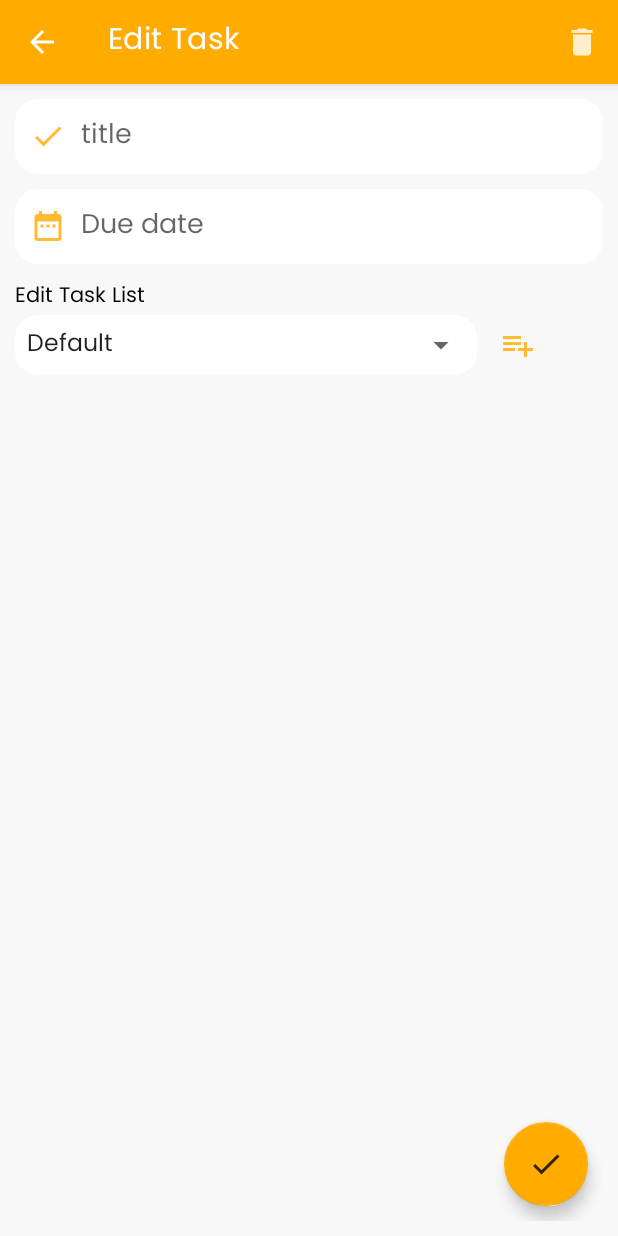
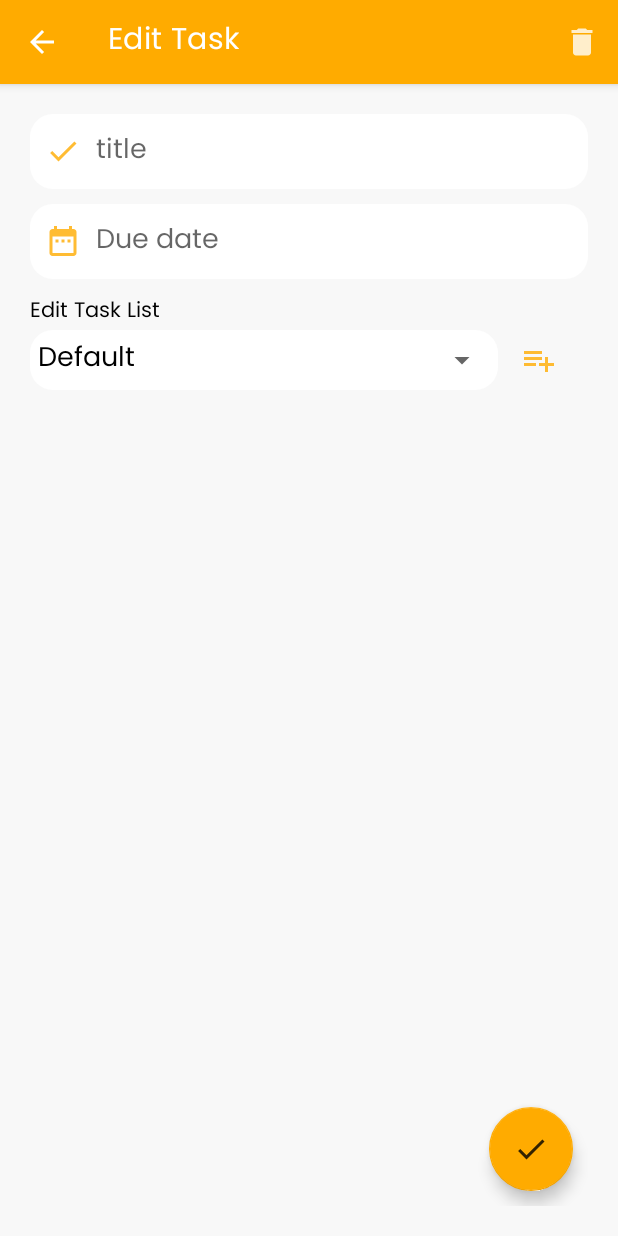
Before and after one commit to amazingAdii/intiQues, an Android app: the editEntry screen opened directly, with no data from a screen before it, on a phone screen of 412 x 824 dp. Run offline under Robolectric (Android 15) with nearby library versions, the phone set to English and light mode, and no system bars; our stand-ins replace AdMob; 1 statement that could not run was skipped.

Commit message:
bugs fixed

```diff
--- a/app/src/main/java/com/maddy/adiii/interviewquestion/editEntry.java
+++ b/app/src/main/java/com/maddy/adiii/interviewquestion/editEntry.java
@@ -72,7 +72,7 @@ public class editEntry extends AppCompatActivity {
 
         Bundle extras=getIntent().getExtras();
         taskId= extras.getInt("id");
-        Toast.makeText(this, String.valueOf(taskId), Toast.LENGTH_SHORT).show();
+        //Toast.makeText(this, String.valueOf(taskId), Toast.LENGTH_SHORT).show();
 
         editTitle=(EditText) findViewById(R.id.edit_title);
         editDated=(EditText) findViewById(R.id.edit_dated);
@@ -109,6 +109,7 @@ public class editEntry extends AppCompatActivity {
                             Toast.makeText(editEntry.this, "Enter something", Toast.LENGTH_SHORT).show();
                         }else{
                             myDb.insertTaskData(titletask);
+                            getDataToSpinner();
                             dialog.dismiss();
                         }
                     }
@@ -124,7 +125,7 @@ public class editEntry extends AppCompatActivity {
 
         spinnerAdapter=new ArrayAdapter<modelTaskList>(
                 this,
-                android.R.layout.simple_spinner_item,
+                R.layout.spinner_item,
                 tasklist
         );
 
@@ -208,16 +209,18 @@ public class editEntry extends AppCompatActivity {
             //Toast.makeText(this, tasklist.get(task_id-1).toString(), Toast.LENGTH_SHORT).show();
 
             boolean checkElement = false;
+            int pos=0;
             for(int i =0; i< tasklist.size(); i++){
                 modelTaskList m = tasklist.get(i);
-                if(m.getId() == task_id-1){
+                if(m.getId() == task_id){
+                	pos = i;
                     checkElement=true;
                 }
             }
 
 
             if(checkElement){
-                int pos = spinnerAdapter.getPosition(tasklist.get(task_id-1));
+                //int pos = spinnerAdapter.getPosition(tasklist.get(task_id-1));
                 //Toast.makeText(this, pos, Toast.LENGTH_SHORT).show();
                 spinnerEdit.setSelection(pos);
                 selectedSpinnerId = task_id;
--- a/app/src/main/res/drawable-anydpi/add.xml
+++ b/app/src/main/res/drawable-anydpi/add.xml
@@ -3,7 +3,7 @@
     android:height="24dp"
     android:viewportWidth="24"
     android:viewportHeight="24"
-    android:tint="#FFFFFF"
+    android:tint="#000000"
     android:alpha="0.8">
     <path
         android:fillColor="#FF000000"
--- a/app/src/main/res/layout/activity_edit_entry.xml
+++ b/app/src/main/res/layout/activity_edit_entry.xml
@@ -5,7 +5,7 @@
     android:layout_width="match_parent"
     android:layout_height="match_parent"
     android:orientation="vertical"
-    android:padding="10dp"
+    android:padding="20dp"
     android:background="#F8F8F8"
     tools:context=".editEntry">
 
@@ -85,7 +85,7 @@
 
         <TextView
             android:id="@+id/edit_new_list"
-            android:layout_width="wrap_content"
+            android:layout_width="0.0dip"
             android:layout_gravity="center"
             android:layout_height="wrap_content"
             android:layout_marginStart="15dp"
--- a/app/src/main/res/layout/activity_main.xml
+++ b/app/src/main/res/layout/activity_main.xml
@@ -143,7 +143,6 @@
         android:layout_height="wrap_content"
         android:src="@drawable/add"
         android:layout_above="@+id/adView"
-
         android:layout_alignParentEnd="true"
         android:layout_margin="20dp"
             android:id="@+id/button"
--- a/app/src/main/res/layout/example_task_list_item.xml
+++ b/app/src/main/res/layout/example_task_list_item.xml
@@ -13,12 +13,10 @@
         android:orientation="horizontal"
         android:layout_width="match_parent"
         android:layout_height="wrap_content"
-        android:padding="8dp"
-        android:layout_marginBottom="7dp"
-        android:layout_margin="4dp">
+        android:padding="8dp">
 
         <LinearLayout
-
+            android:gravity="center"
             android:orientation="horizontal"
             android:layout_width="match_parent"
             android:paddingTop="8dp"
--- a/app/src/main/res/layout/spinner_item.xml
+++ b/app/src/main/res/layout/spinner_item.xml
@@ -4,5 +4,5 @@
     android:layout_width="match_parent"
     android:layout_height="wrap_content"
     android:textSize="18sp"
-    android:padding="3dp"
+    android:paddingStart="5dp"
     android:textColor="#000000" />
--- a/app/src/main/res/values/colors.xml
+++ b/app/src/main/res/values/colors.xml
@@ -2,6 +2,7 @@
 <resources>
   <color name="colorPrimary">#FFAB00</color>
   <color name="colorPrimaryDark">#FFAB00</color>
-  <color name="colorAccent">#DD2C00</color>
+  <color name="colorAccent">#FFAB00</color>
   <color name="whiteColor">#FFFFFF</color>
+  <color name="reddis">#DD2C00</color>
 </resources>
--- a/app/src/main/res/values/styles.xml
+++ b/app/src/main/res/values/styles.xml
@@ -10,7 +10,10 @@
   </style>
 
   <style name="AppTheme.NoActionBar" parent="Theme.MaterialComponents.NoActionBar">
-
+    <item name="colorPrimary">@color/colorPrimary</item>
+    <item name="colorPrimaryDark">@color/colorPrimaryDark</item>
+    <item name="colorAccent">@color/colorAccent</item>
+    <item name="fontFamily">@font/poppins</item>
   </style>
 
 </resources>
```
Also changed, not shown: app/src/main/AndroidManifest.xml (+14 -13 lines), app/src/main/java/com/maddy/adiii/interviewquestion/AddNewTodo.java (+2 -9 lines), app/src/main/java/com/maddy/adiii/interviewquestion/MainActivity.java (+17 -13 lines), app/src/main/res/layout/activity_about_us.xml (+8 -0 lines), app/src/main/res/values/strings.xml (+4 -4 lines).
